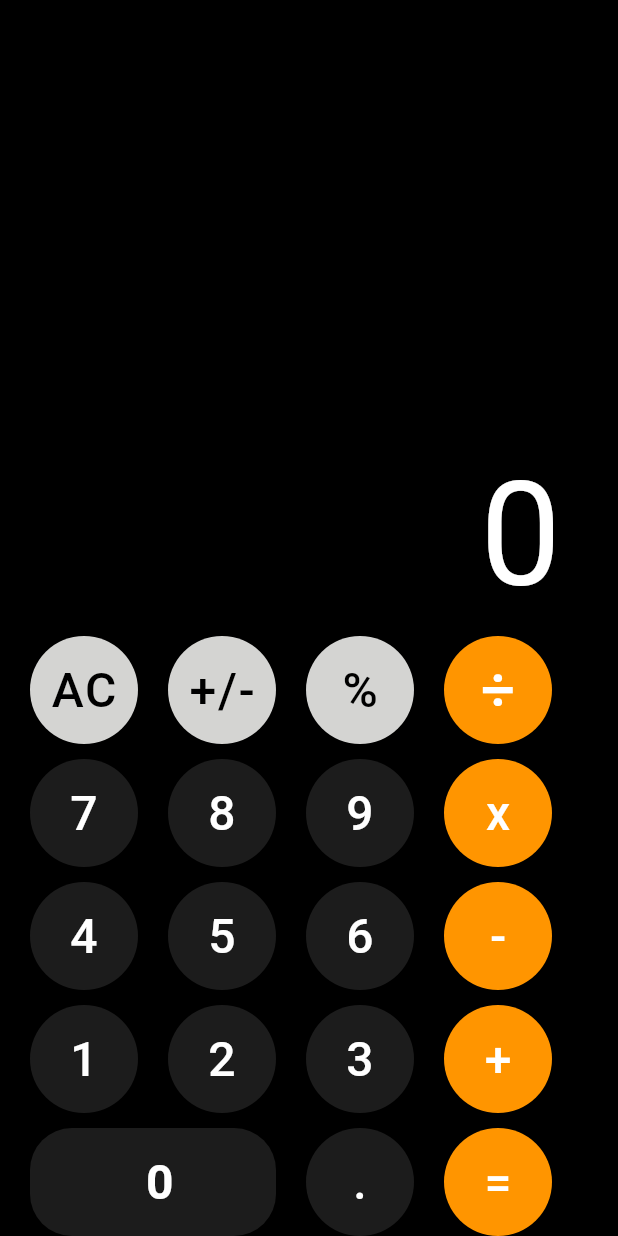
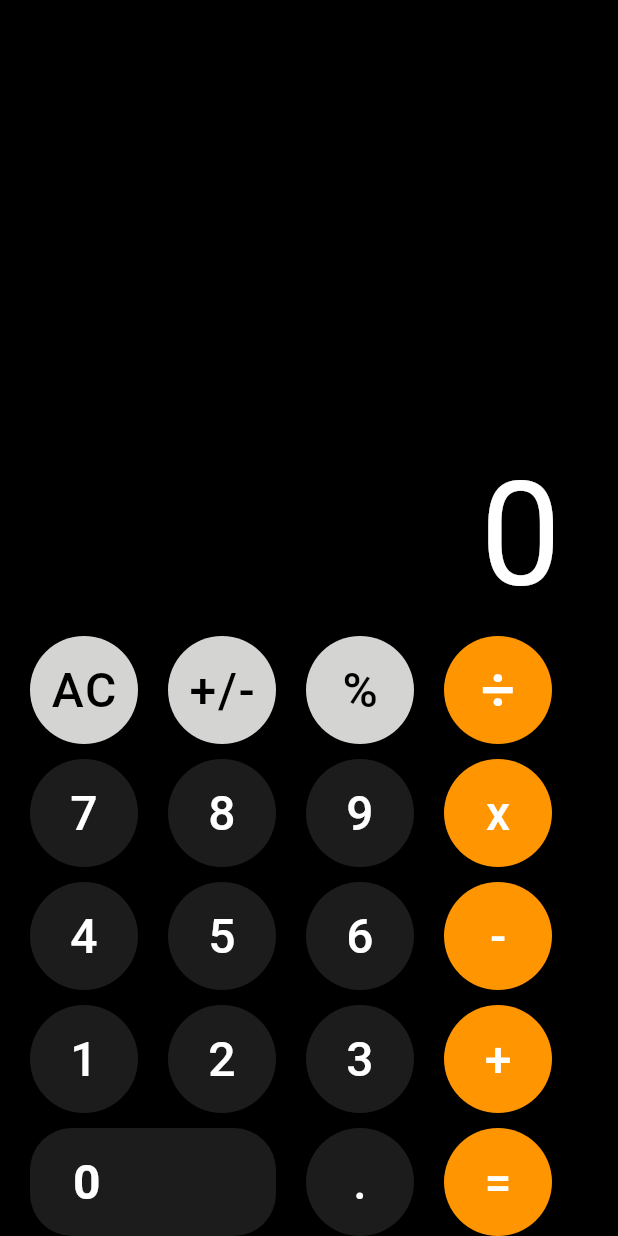
Before and after one commit to LrAmaral/calculator-flutter-app, a Flutter app: the screen it shows after launch, on a phone screen of 412 x 824 dp. Run offline on Flutter 3.47's test engine with Material 2 defaults, Android fonts, the phone set to English and light mode, and no system bars.

Commit message:
fix: posicao-0

```diff
--- a/lib/widgets/button.dart
+++ b/lib/widgets/button.dart
@@ -1,5 +1,4 @@
 import 'package:flutter/material.dart';
-import 'package:calculator/widgets/number.dart';
 
 class Button extends StatelessWidget {
   final VoidCallback? onPressed;
@@ -17,19 +16,26 @@ class Button extends StatelessWidget {
 
   @override
   Widget build(BuildContext context) {
+    final bool isZero = text == '0';
     return SizedBox(
-      width: (text == '0' ? 164 : 72),
+      width: isZero ? 164 : 72,
       height: 72,
       child: FloatingActionButton(
         backgroundColor: backgroundColor,
         onPressed: onPressed,
         shape: RoundedRectangleBorder(
-          borderRadius: BorderRadius.circular(text == '0' ? 28.0 : 36.0),
+          borderRadius: BorderRadius.circular(isZero ? 28.0 : 36.0),
         ),
-        child: Number(
-          onPressed: () {},
-          text: text == '0' ? ' 0' : text,
-          style: textStyle,
+        child: Align(
+          alignment: isZero ? Alignment.centerLeft : Alignment.center,
+          child: Padding(
+            padding:
+                isZero ? const EdgeInsets.only(left: 28.0) : EdgeInsets.zero,
+            child: Text(
+              text,
+              style: textStyle,
+            ),
+          ),
         ),
       ),
     );
--- a/lib/widgets/number.dart
+++ b/lib/widgets/number.dart
@@ -3,20 +3,28 @@ import 'package:flutter/material.dart';
 class Number extends StatelessWidget {
   final VoidCallback? onPressed;
   final String text;
-  final TextStyle? style;
+  final TextStyle style;
 
   const Number({
     Key? key,
-    this.onPressed,
+    required this.onPressed,
     required this.text,
-    this.style,
+    required this.style,
   }) : super(key: key);
 
   @override
   Widget build(BuildContext context) {
-    return Text(
-      text,
-      style: style,
+    return GestureDetector(
+      onTap: onPressed,
+      child: Container(
+        alignment: text == '0' ? Alignment.centerLeft : Alignment.center,
+        padding:
+            text == '0' ? const EdgeInsets.only(left: 28.0) : EdgeInsets.zero,
+        child: Text(
+          text,
+          style: style,
+        ),
+      ),
     );
   }
 }
```
